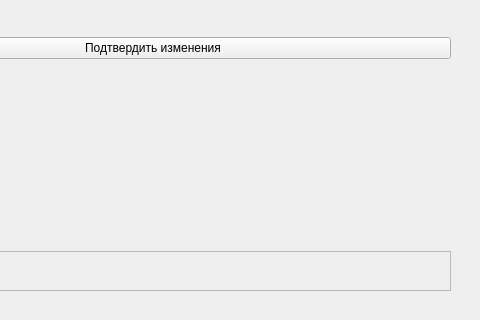
Above: front/mainApp.ui from ZXCmitya/Y11 before the change; both pictures show x 174 to 654 and y 212 to 532 of the 654 by 532 pixel window. Below: the same form after it.
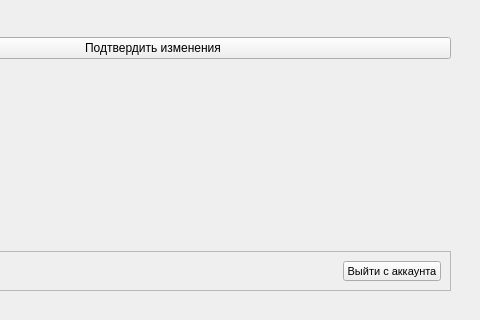
That is the form after the change. The open tabs and pages were chosen to show the change.

Commit message: now you can change password (but id increments)

```diff
--- a/front/mainApp.ui
+++ b/front/mainApp.ui
@@ -854,6 +854,18 @@
                 </property>
                </widget>
               </item>
+              <item alignment="Qt::AlignRight">
+               <widget class="QPushButton" name="btn_logout_2">
+                <property name="font">
+                 <font>
+                  <pointsize>8</pointsize>
+                 </font>
+                </property>
+                <property name="text">
+                 <string>Выйти с аккаунта</string>
+                </property>
+               </widget>
+              </item>
              </layout>
             </widget>
            </item>
```
The commit also changes 2 other files.
